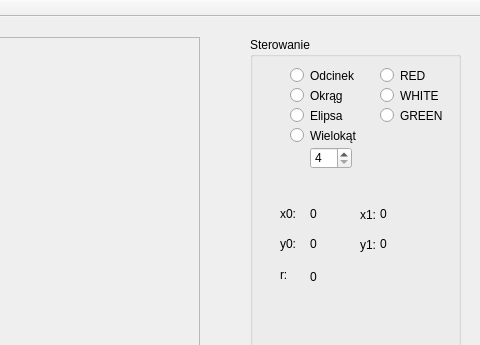
Old version of the form mainwindow.ui in the repository mbobas/QT_rysowanie_odcinkow; both pictures show x 320 to 800 and y 0 to 345 of the 800 by 600 pixel window.
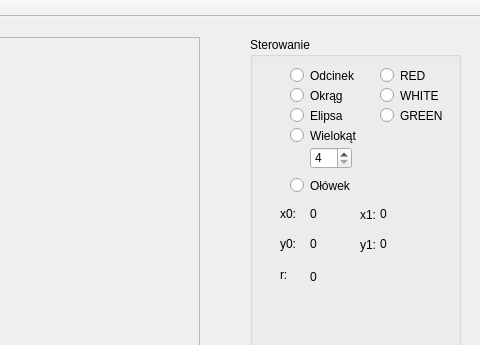
New version of the form.

Patch:
```diff
--- a/mainwindow.ui
+++ b/mainwindow.ui
@@ -305,6 +305,19 @@
       <number>20</number>
      </property>
     </widget>
+    <widget class="QRadioButton" name="radioButton_8">
+     <property name="geometry">
+      <rect>
+       <x>40</x>
+       <y>140</y>
+       <width>82</width>
+       <height>17</height>
+      </rect>
+     </property>
+     <property name="text">
+      <string>Ołówek</string>
+     </property>
+    </widget>
    </widget>
   </widget>
   <widget class="QMenuBar" name="menuBar">
```
